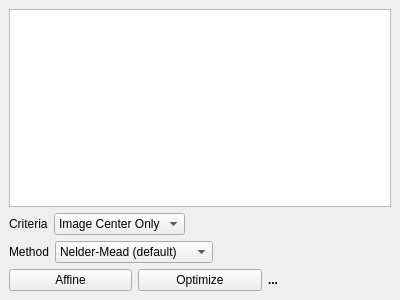
edeforas/Astree, file DockOptimizer.ui: the form before one commit.
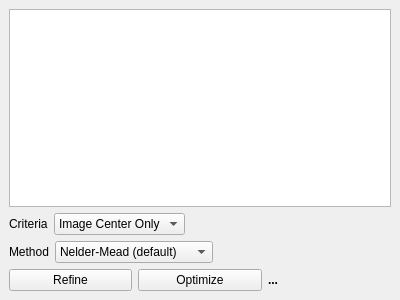
The form after the commit.

Patch:
```diff
--- a/DockOptimizer.ui
+++ b/DockOptimizer.ui
@@ -81,7 +81,7 @@
       <item>
        <widget class="QPushButton" name="pushButton_2">
         <property name="text">
-         <string>Affine</string>
+         <string>Refine</string>
         </property>
        </widget>
       </item>
```
